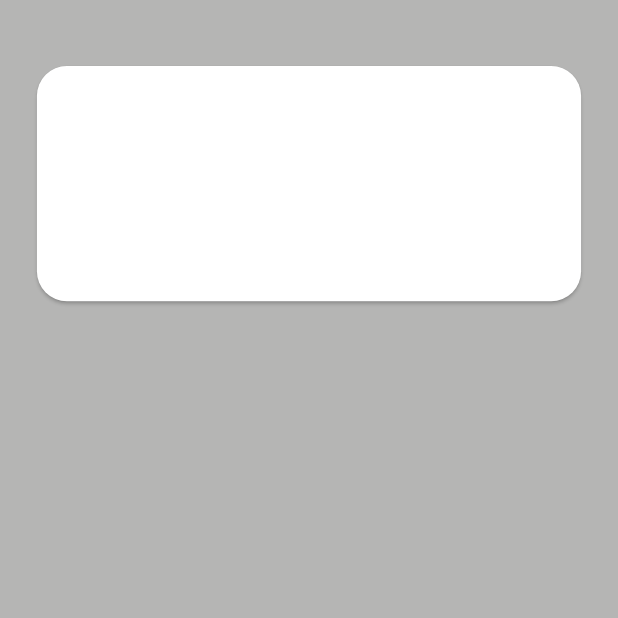
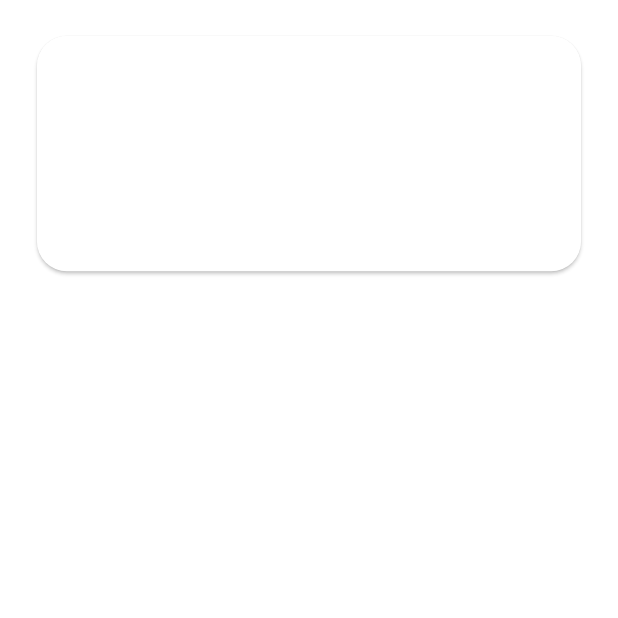
Before and after one commit to DaniCar2na/PruebaTecnica, a Flutter app: the HomeScreen screen opened directly, on a phone screen of 412 x 824 dp, the top half of it. Run offline on Flutter 3.47's test engine with Material 2 defaults, Android fonts, the phone set to English and light mode, and no system bars; our stand-ins replace get, sqflite; accounts and stored records are empty.

Commit message:
create seller object

```diff
--- a/flutter_application_1/lib/home/View/home.dart
+++ b/flutter_application_1/lib/home/View/home.dart
@@ -11,13 +11,11 @@ class HomeScreen extends StatelessWidget {
   @override
   Widget build(BuildContext context) {
     return Scaffold(
-        backgroundColor: const Color.fromRGBO(181, 181, 180, 1),
-        body: SingleChildScrollView(
-            padding: const EdgeInsets.all(20),
-            child: Center(
+        backgroundColor: Colors.white,
+        body: Center(
             child: Column(children: <Widget>[
           card1(viewModel.seller),
-            ]))));
+        ])));
   }
 }
 
@@ -26,18 +24,13 @@ Widget card1(Seller seller) {
     width: Get.width * 0.9,
     height: Get.height * 0.2,
     margin: const EdgeInsets.only(top: 20),
-    child: Expanded(
     child: Card(
-          shape:
-              RoundedRectangleBorder(borderRadius: BorderRadius.circular(20)),
+        shape: RoundedRectangleBorder(borderRadius: BorderRadius.circular(20)),
         child: Container(
           padding: const EdgeInsets.all(20),
           child: Column(
-              children: [
-                Text(seller.nombre)
-              ], // lo que se muestra en la pantalla
+            children: [Text(seller.nombre)], // lo que se muestra en la pantalla
           ),
         )),
-    ),
   );
 }
--- a/flutter_application_1/lib/login/view/login.dart
+++ b/flutter_application_1/lib/login/view/login.dart
@@ -1,5 +1,4 @@
 import 'package:flutter/material.dart';
-import 'package:flutter_application_1/home/View/home.dart';
 import 'package:flutter_application_1/login/view_model/login_view_model.dart';
 import 'package:get/get.dart';
 
@@ -11,7 +10,7 @@ class LoginScreen extends StatelessWidget {
   @override
   Widget build(BuildContext context) {
     return Scaffold(
-      backgroundColor: const Color.fromRGBO(0, 0, 61, 1),
+      backgroundColor: Colors.white,
       body: Center(
         child: Center(
           child: Column(
```
Also changed, not shown: flutter_application_1/lib/home/view_model/home_view_model.dart (+4 -3 lines), flutter_application_1/lib/login/view_model/login_view_model.dart (+7 -0 lines), flutter_application_1/pubspec.lock, 1 other file. Lines whose indentation alone changed are shown as unchanged.
